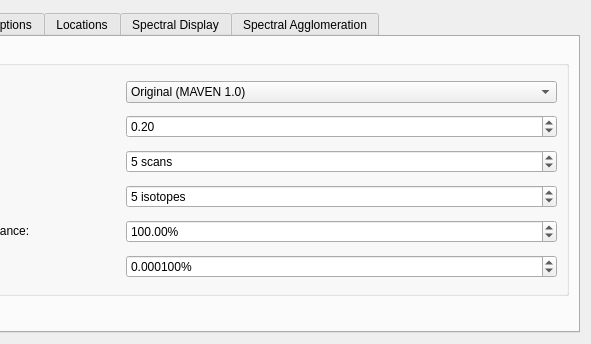
Before: the Qt Designer form src/maven/forms/settingsform.ui in eugenemel/maven, drawn with Qt 5; both pictures show x 503 to 1094 and y 0 to 344 of the 1094 by 344 pixel window.
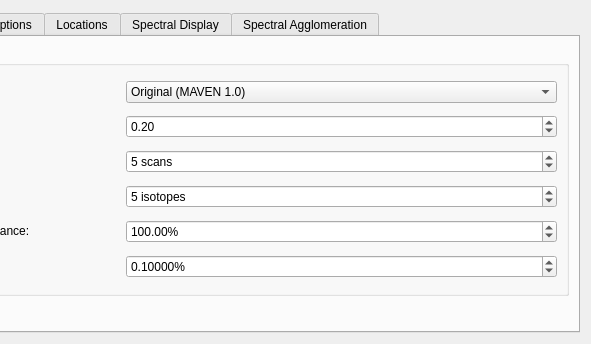
After: the same form once the commit is applied. The open tabs and pages were chosen to show the change. Icons and pictures are not drawn.

Commit message: Issue 680: Updated message in isotopes widget.

Diff of the .ui file:
```diff
--- a/src/maven/forms/settingsform.ui
+++ b/src/maven/forms/settingsform.ui
@@ -738,7 +738,7 @@
              <string>%</string>
             </property>
             <property name="decimals">
-             <number>6</number>
+             <number>5</number>
             </property>
             <property name="maximum">
              <double>100.000000000000000</double>
@@ -747,7 +747,7 @@
              <double>0.000001000000000</double>
             </property>
             <property name="value">
-             <double>0.000100000000000</double>
+             <double>0.100000000000000</double>
             </property>
            </widget>
           </item>
```
Left out of the diff: 2 changed lines with no effect on the pictures. The commit also changes 2 other files.
